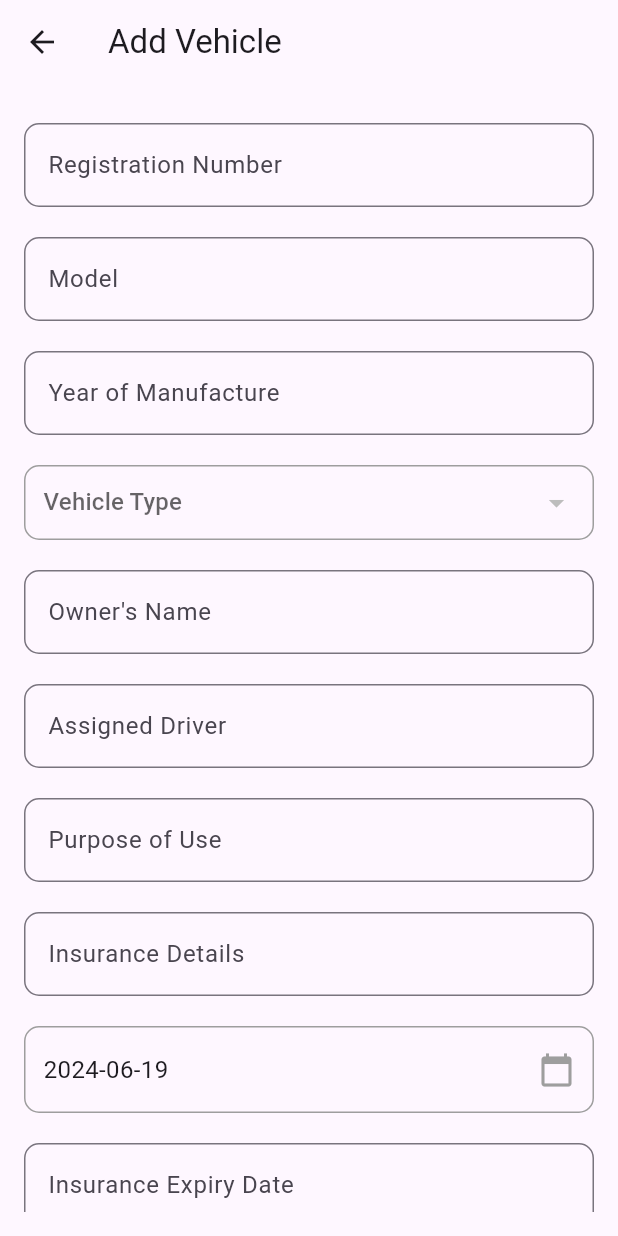
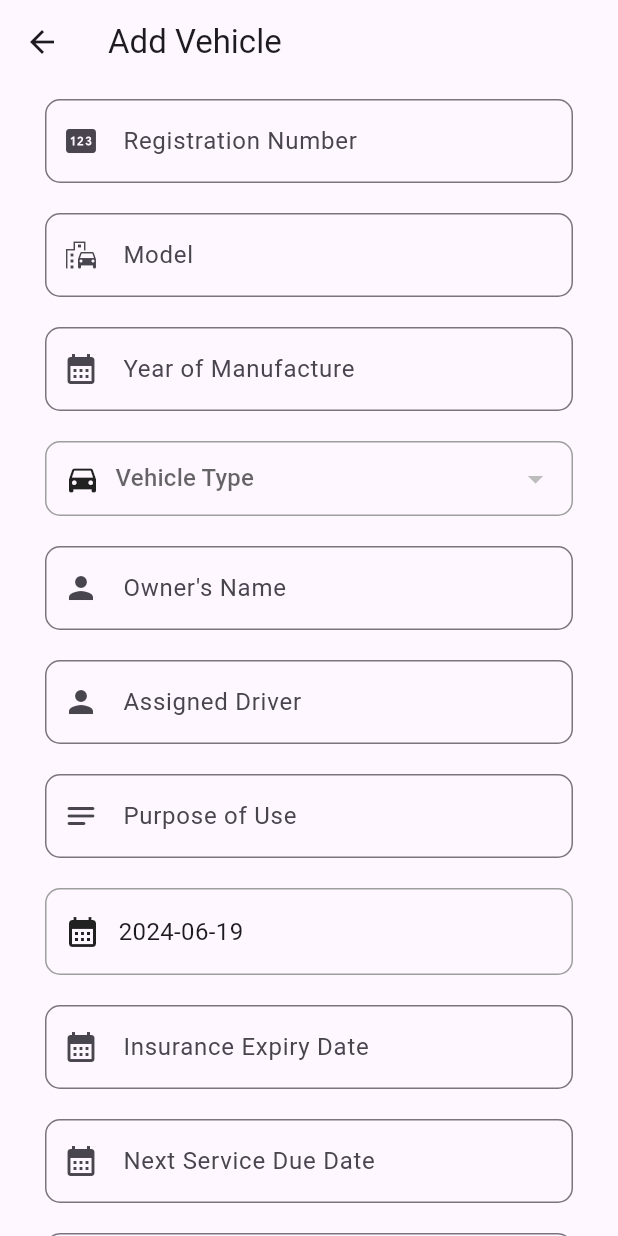
Before and after one commit to ajulkjose246/InstHelper, a Flutter app: the screen it shows after launch, after a tap on the "add" icon, on a phone screen of 412 x 824 dp. Run offline on Flutter 3.47's test engine with Material 3 defaults, Android fonts, the phone set to English and light mode, and no system bars; our stand-ins replace file_picker, firebase_core, firebase_database, google_nav_bar, line_icons; accounts and stored records are empty.

Commit message:
added prefixIcons in add vehicle form

```diff
--- a/lib/components/form_input_field.dart
+++ b/lib/components/form_input_field.dart
@@ -2,6 +2,7 @@ import 'package:flutter/material.dart';
 
 class FormInputField extends StatelessWidget {
   final String label;
+  final Icon icon;
   final bool validator;
 
   const FormInputField({
@@ -9,6 +10,7 @@ class FormInputField extends StatelessWidget {
     required this.textcontroller,
     required this.label,
     required this.validator,
+    required this.icon,
   });
 
   final TextEditingController textcontroller;
@@ -24,6 +26,7 @@ class FormInputField extends StatelessWidget {
           border: const OutlineInputBorder(
             borderRadius: BorderRadius.all(Radius.circular(10)),
           ),
+          prefixIcon: icon, // Add your desired icon here
         ),
         validator: validator
             ? (value) {
--- a/lib/screens/container.dart
+++ b/lib/screens/container.dart
@@ -28,12 +28,13 @@ class _ContainerScreenState extends State<ContainerScreen> {
   @override
   Widget build(BuildContext context) {
     return Scaffold(
+      backgroundColor: const Color.fromRGBO(236, 240, 245, 1),
       body: SafeArea(
         child: _widgetOptions.elementAt(_selectedIndex),
       ),
       bottomNavigationBar: Container(
         decoration: BoxDecoration(
-          color: Colors.white,
+          color: const Color.fromRGBO(139, 91, 159, 1),
           boxShadow: [
             BoxShadow(
               blurRadius: 20,
@@ -41,7 +42,6 @@ class _ContainerScreenState extends State<ContainerScreen> {
             )
           ],
         ),
-        child: SafeArea(
         child: Padding(
           padding: const EdgeInsets.symmetric(horizontal: 15.0, vertical: 8),
           child: GNav(
@@ -53,7 +53,8 @@ class _ContainerScreenState extends State<ContainerScreen> {
             padding: const EdgeInsets.symmetric(horizontal: 20, vertical: 12),
             duration: const Duration(milliseconds: 400),
             tabBackgroundColor: Colors.grey[100]!,
-              color: Colors.black,
+            color: Colors.grey[100]!,
+            backgroundColor: Color.fromRGBO(139, 91, 159, 1),
             tabs: const [
               GButton(
                 icon: Icons.home,
@@ -85,7 +86,6 @@ class _ContainerScreenState extends State<ContainerScreen> {
           ),
         ),
       ),
-      ),
       floatingActionButton: _selectedIndex == 0
           ? FloatingActionButton.small(
               onPressed: () {
--- a/lib/screens/user/add_vehicle.dart
+++ b/lib/screens/user/add_vehicle.dart
@@ -32,7 +32,6 @@ class _AddVehicleScreenState extends State<AddVehicleScreen> {
         final data = snapshot.value;
         if (data is List<dynamic>) {
           setState(() {
-            // Clear existing items and add new ones
             vehicleModels.clear();
             for (var model in data) {
               if (model is String) {
@@ -51,7 +50,6 @@ class _AddVehicleScreenState extends State<AddVehicleScreen> {
 
   final _formKey = GlobalKey<FormState>();
 
-  // Define controllers for the form fields
   final registrationNumberController = TextEditingController();
   final makeAndModelController = TextEditingController();
   final yearOfManufactureController = TextEditingController();
@@ -101,9 +99,9 @@ class _AddVehicleScreenState extends State<AddVehicleScreen> {
   @override
   Widget build(BuildContext context) {
     return Scaffold(
-      appBar: AppBar(title: Text("Add Vehicle")),
+      appBar: AppBar(title: const Text("Add Vehicle")),
       body: Padding(
-        padding: const EdgeInsets.all(16.0),
+        padding: const EdgeInsets.symmetric(horizontal: 30),
         child: Form(
           key: _formKey,
           child: ListView(
@@ -112,16 +110,19 @@ class _AddVehicleScreenState extends State<AddVehicleScreen> {
                 textcontroller: registrationNumberController,
                 label: "Registration Number",
                 validator: true,
+                icon: const Icon(Icons.pin),
               ),
               FormInputField(
                 textcontroller: makeAndModelController,
                 label: "Model",
                 validator: false,
+                icon: const Icon(Icons.emoji_transportation),
               ),
               FormInputField(
                 textcontroller: yearOfManufactureController,
                 label: "Year of Manufacture",
                 validator: false,
+                icon: const Icon(Icons.calendar_month),
               ),
               Padding(
                 padding: const EdgeInsets.symmetric(vertical: 10),
@@ -131,10 +132,17 @@ class _AddVehicleScreenState extends State<AddVehicleScreen> {
                     border: Border.all(color: Colors.grey, width: 1.0),
                     borderRadius: BorderRadius.circular(10.0),
                   ),
+                  child: Row(
+                    children: [
+                      const Icon(
+                        Icons.directions_car,
+                      ),
+                      const SizedBox(width: 10),
+                      Expanded(
                         child: DropdownButtonHideUnderline(
                           child: DropdownButton<String>(
                             value: dropdownValue,
-                      hint: Text('Vehicle Type'),
+                            hint: const Text('Vehicle Type'),
                             items: vehicleModels.map((String value) {
                               return DropdownMenuItem<String>(
                                 value: value,
@@ -149,26 +157,27 @@ class _AddVehicleScreenState extends State<AddVehicleScreen> {
                           ),
                         ),
                       ),
+                    ],
+                  ),
+                ),
               ),
               FormInputField(
                 textcontroller: ownerNameController,
                 label: "Owner's Name",
                 validator: false,
+                icon: const Icon(Icons.person),
               ),
               FormInputField(
                 textcontroller: assignedDriverController,
                 label: "Assigned Driver",
                 validator: false,
+                icon: const Icon(Icons.person),
               ),
               FormInputField(
                 textcontroller: purposeOfUseController,
                 label: "Purpose of Use",
                 validator: false,
-              ),
-              FormInputField(
-                textcontroller: insuranceDetailsController,
-                label: "Insurance Details",
-                validator: false,
+                icon: const Icon(Icons.notes_rounded),
               ),
               Padding(
                 padding: const EdgeInsets.symmetric(vertical: 10),
@@ -184,13 +193,18 @@ class _AddVehicleScreenState extends State<AddVehicleScreen> {
                     child: Row(
                       mainAxisSize: MainAxisSize.max,
                       children: <Widget>[
+                        const Icon(
+                          Icons.calendar_month,
+                        ),
+                        const SizedBox(
+                          width: 12,
+                        ),
                         Expanded(
                           child: Text(
                             "${selectedDate.toLocal()}".split(' ')[0],
-                            style: TextStyle(fontSize: 16),
+                            style: const TextStyle(fontSize: 16),
                           ),
                         ),
-                        Icon(Icons.calendar_today, color: Colors.grey),
                       ],
                     ),
                   ),
@@ -200,36 +214,49 @@ class _AddVehicleScreenState extends State<AddVehicleScreen> {
                 textcontroller: insuranceExpiryDateController,
                 label: "Insurance Expiry Date",
                 validator: false,
+                icon: const Icon(
+                  Icons.calendar_month,
+                ),
               ),
               FormInputField(
                 textcontroller: nextServiceDueDateController,
                 label: "Next Service Due Date",
                 validator: false,
+                icon: const Icon(
+                  Icons.calendar_month,
+                ),
               ),
               FormInputField(
                 textcontroller: inspectionDatesController,
                 label: "Inspection Dates",
                 validator: false,
+                icon: const Icon(
+                  Icons.calendar_month,
+                ),
               ),
               FormInputField(
                 textcontroller: currentMileageController,
                 label: "Current Mileage",
                 validator: false,
+                icon: const Icon(
+                  Icons.av_timer,
+                ),
               ),
               FormInputField(
                 textcontroller: fuelTypeController,
                 label: "Fuel Type",
                 validator: false,
+                icon: const Icon(
+                  Icons.local_gas_station_outlined,
                 ),
-              FormInputField(
-                textcontroller: fuelConsumptionRateController,
-                label: "Fuel Consumption Rate",
-                validator: false,
               ),
               FormInputField(
                 textcontroller: emergencyContactController,
                 label: "Emergency Contact",
                 validator: false,
+                icon: const Icon(
+                  Icons.phone,
+                ),
               ),
               const SizedBox(height: 20),
               Row(
```
Lines whose indentation alone changed are shown as unchanged.
